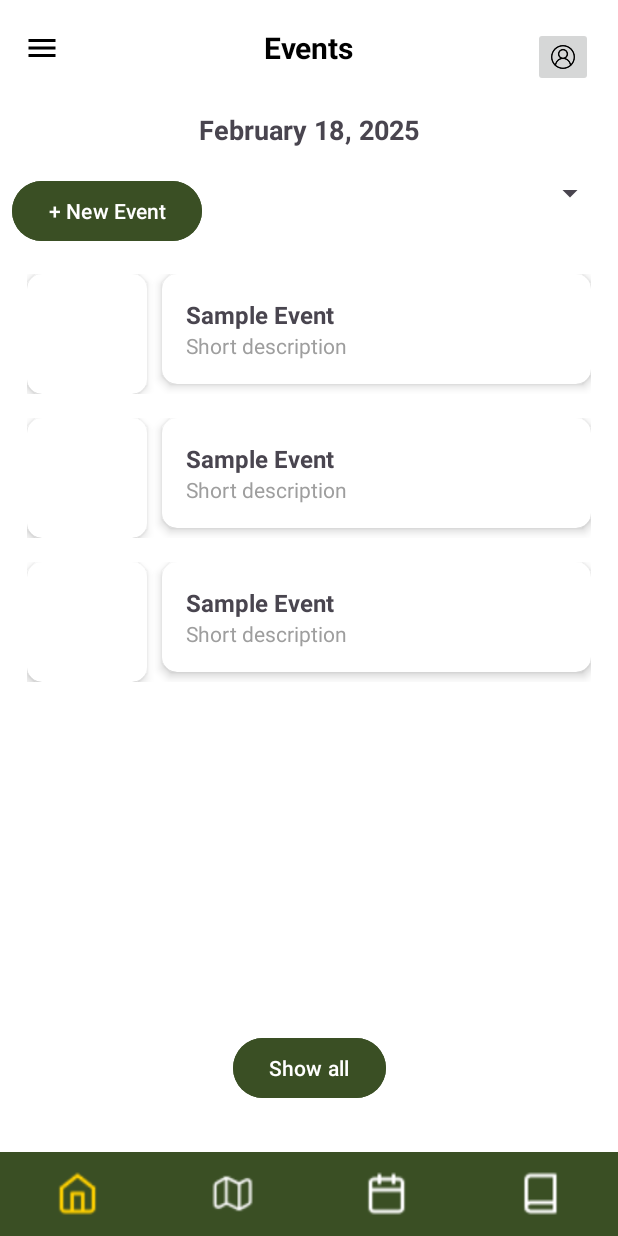
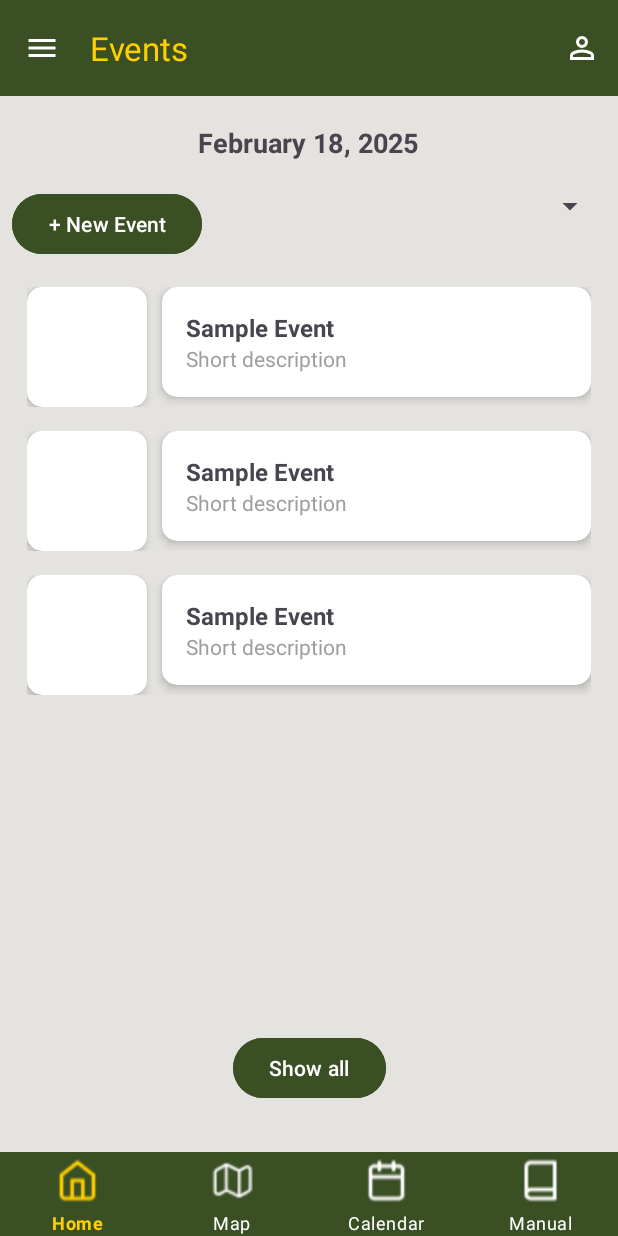
Before and after one commit to Soljira/Student-Handbook-App, an Android app built with Jetpack Compose: the layout activity_event_page1.xml on its own in the app's theme, with its tools: preview values and no code run, on a phone screen of 412 x 824 dp. Run offline under Robolectric (Android 15) with nearby library versions, the phone set to English and light mode, and no system bars.

Commit message:
Refactor Event Page and Add Drawer Navigation
- Replaced `ConstraintLayout` with `DrawerLayout` in `activity_event_page1.xml` to enable drawer navigation.
- Integrated `MaterialToolbar` in place of a custom toolbar.
- Added a `NavigationView` for the side drawer.
- Updated the layout with `MaterialToolbar` to include a menu icon.
- Implemented a bottom navigation bar within the layout.
- Refactored UI components, including `TextView`, `Button`, `Spinner`, and `RecyclerView`.
- Introduced nested scrolling with `NestedScrollView`.
- Reorganized layout constraints for improved structure and responsiveness.
- Removed unused `ImageButton`.
- Removed `AddEventsToFirestore` import.
- Removed comments related to `AddEventsToFirestore` and recycler view.
- Removed `// TODO: kt script to add data to firestore para hnd mano-mano`

```diff
--- a/app/src/main/res/layout/activity_event_page1.xml
+++ b/app/src/main/res/layout/activity_event_page1.xml
@@ -1,66 +1,93 @@
 <?xml version="1.0" encoding="utf-8"?>
-<androidx.constraintlayout.widget.ConstraintLayout
+<androidx.drawerlayout.widget.DrawerLayout
     xmlns:android="http://schemas.android.com/apk/res/android"
     xmlns:app="http://schemas.android.com/apk/res-auto"
     xmlns:tools="http://schemas.android.com/tools"
+    android:id="@+id/drawer_layout"
     android:layout_width="match_parent"
     android:layout_height="match_parent"
-    android:background="@color/white">
+    android:background="@color/offwhite"
+    android:fitsSystemWindows="true">
 
-    <androidx.appcompat.widget.Toolbar
-        android:id="@+id/toolbar"
+    <androidx.constraintlayout.widget.ConstraintLayout
         android:layout_width="match_parent"
-        android:layout_height="?attr/actionBarSize"
-        android:background="@color/white"
+        android:layout_height="match_parent">
 
-        app:titleCentered="true"
-        app:titleTextColor="@color/black"
+        <com.google.android.material.appbar.MaterialToolbar
+            android:id="@+id/topAppBar"
+            android:layout_width="match_parent"
+            android:layout_height="wrap_content"
+            android:background="@color/phinmaGreen"
+            android:theme="@style/ThemeOverlay.Material3.Dark.ActionBar"
+            app:layout_constraintBottom_toBottomOf="parent"
+            app:layout_constraintEnd_toEndOf="parent"
+            app:layout_constraintHorizontal_bias="0.0"
+            app:layout_constraintStart_toStartOf="parent"
+            app:layout_constraintTop_toTopOf="parent"
+            app:layout_constraintVertical_bias="0.0"
+            app:menu="@menu/top_app_bar_menu"
             app:navigationIcon="@drawable/ic_menu"
-        app:popupTheme="@style/ThemeOverlay.AppCompat.Light"
-        app:layout_constraintTop_toTopOf="parent" >
-    <TextView
-        android:id="@+id/toolbar_title"
-        android:layout_width="wrap_content"
-        android:layout_height="wrap_content"
-        android:text="Events"
-        android:layout_gravity="center"
-        android:textStyle="bold"
-        android:textSize="20sp"
-        android:textColor="@color/black" />
+            app:navigationIconTint="@android:color/white"
+            app:title="Events"
+            app:titleTextColor="@color/phinmaYellow" />
+        <!--      ^^^  FORBIDDEN ZONE^^^^^-->
 
-    </androidx.appcompat.widget.Toolbar>
 
+        <!--        <LinearLayout-->
+        <!--            android:layout_width="match_parent"-->
+        <!--            android:layout_height="wrap_content"-->
+        <!--            android:orientation="vertical"-->
+        <!--            app:layout_constraintBottom_toTopOf="@+id/bottomNavigationView"-->
+        <!--            app:layout_constraintEnd_toEndOf="parent"-->
+        <!--            app:layout_constraintHorizontal_bias="0.5"-->
+        <!--            app:layout_constraintStart_toStartOf="parent"-->
+        <!--            app:layout_constraintTop_toBottomOf="@+id/topAppBar"-->
+        <!--            app:layout_constraintVertical_bias="0.5">-->
+
+
+        <!--            <TextView-->
+        <!--                android:id="@+id/title"-->
+        <!--                android:layout_width="match_parent"-->
+        <!--                android:layout_height="wrap_content"-->
+        <!--                android:text="Placeholder"-->
+        <!--                android:gravity="center" />-->
+        <!--            -->
+        <!--            -->
+        <!--        </LinearLayout>-->
 
         <TextView
             android:id="@+id/dateText"
             android:layout_width="wrap_content"
             android:layout_height="wrap_content"
+            android:padding="10dp"
             android:text="February 18, 2025"
+            android:textSize="18sp"
             android:textStyle="bold"
-        android:textSize="18sp"
-        app:layout_constraintTop_toBottomOf="@id/toolbar"
+            app:layout_constraintBottom_toBottomOf="parent"
+            app:layout_constraintEnd_toEndOf="parent"
+            app:layout_constraintHorizontal_bias="0.497"
             app:layout_constraintStart_toStartOf="parent"
-        app:layout_constraintEnd_toEndOf="parent"
-        android:padding="10dp" />
+            app:layout_constraintTop_toTopOf="parent"
+            app:layout_constraintVertical_bias="0.093" />
 
         <Button
             android:id="@+id/btn_new_event"
             android:layout_width="wrap_content"
             android:layout_height="wrap_content"
+            android:layout_margin="8dp"
+            android:backgroundTint="@color/phinmaGreen"
             android:text="+ New Event"
-        android:backgroundTint="@color/phinmaGreen"
             android:textColor="@color/white"
-        app:layout_constraintTop_toBottomOf="@id/dateText"
             app:layout_constraintStart_toStartOf="parent"
-        android:layout_margin="8dp" />
+            app:layout_constraintTop_toBottomOf="@id/dateText" />
 
         <Spinner
             android:id="@+id/spinner_filter"
             android:layout_width="wrap_content"
             android:layout_height="wrap_content"
-        app:layout_constraintTop_toBottomOf="@id/dateText"
+            android:layout_margin="8dp"
             app:layout_constraintEnd_toEndOf="parent"
-        android:layout_margin="8dp" />
+            app:layout_constraintTop_toBottomOf="@id/dateText" />
 
         <androidx.core.widget.NestedScrollView
             android:id="@+id/nestedScrollView"
@@ -97,32 +124,33 @@
             app:layout_constraintEnd_toEndOf="parent"
             app:layout_constraintStart_toStartOf="parent" />
 
+
+        <!--        DITO LANG SA GITNA OKIE-->
+
+
+        <!--        DAPAT LAGING NASA BABA TONG BOTTOM NAVIGATION BAR-->
+
+
+        <!--  vvvvv      FORBIDDEN ZONE   vvvvvvvvvvvv-->
         <com.google.android.material.bottomnavigation.BottomNavigationView
             android:id="@+id/bottomNavigationView"
             style="@style/BottomNavigationView"
             android:layout_width="match_parent"
             android:layout_height="wrap_content"
-        android:background="?android:attr/windowBackground"
-        app:itemActiveIndicatorStyle="@style/ShapeAppearance.Material3.Corner.None"
-        app:itemBackground="@color/phinmaGreen"
-        app:itemIconTint="@color/navbar_icon_colors"
-        app:itemRippleColor="@color/phinmaYellow"
-        app:itemTextColor="@color/white"
-        app:labelVisibilityMode="unlabeled"
-        app:layout_constraintBottom_toBottomOf="parent"
-        app:menu="@menu/bottom_nav" />
-
-    <ImageButton
-        android:id="@+id/imageButton3"
-        android:layout_width="40dp"
-        android:layout_height="40dp"
-        android:scaleType="fitCenter"
+            android:layout_alignParentBottom="true"
             app:layout_constraintBottom_toBottomOf="parent"
             app:layout_constraintEnd_toEndOf="parent"
-        app:layout_constraintHorizontal_bias="0.956"
+            app:layout_constraintHorizontal_bias="1.0"
             app:layout_constraintStart_toStartOf="parent"
-        app:layout_constraintTop_toTopOf="@+id/toolbar"
-        app:layout_constraintVertical_bias="0.023"
-        app:srcCompat="@drawable/user1" />
+            app:layout_constraintTop_toTopOf="parent"
+            app:layout_constraintVertical_bias="1.0" />
 
     </androidx.constraintlayout.widget.ConstraintLayout>
+
+    <com.google.android.material.navigation.NavigationView
+        android:id="@+id/navigation_view"
+        style="@style/SideDrawerView"
+        android:layout_width="wrap_content"
+        android:layout_height="match_parent"
+        android:layout_gravity="start" />
+</androidx.drawerlayout.widget.DrawerLayout>
```
Also changed, not shown: app/src/main/java/com/example/studenthandbookapp/event/EventDetails.kt (+5 -7 lines). Lines whose indentation alone changed are shown as unchanged.
